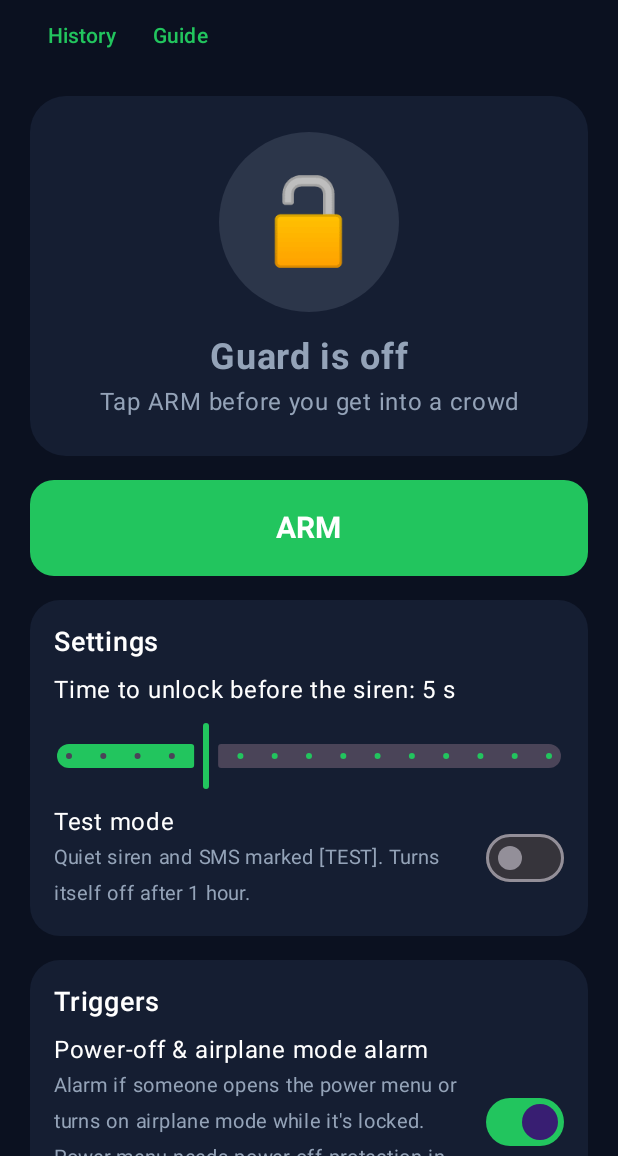
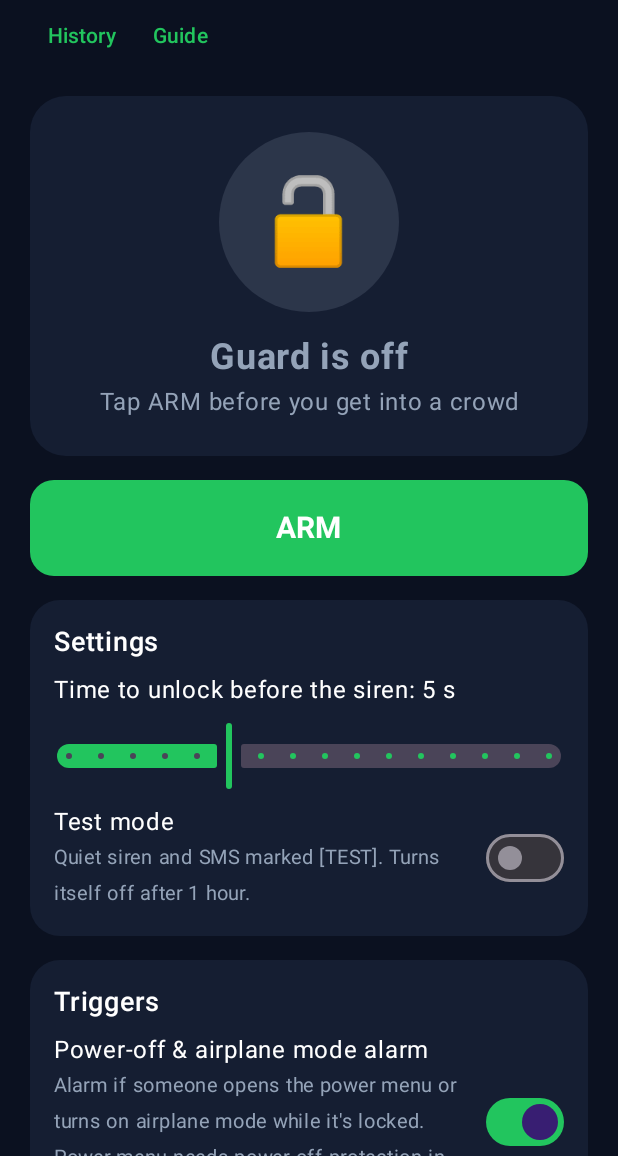
Before and after one commit to taiyebnirjhar/Pocket-guard, an Android app built with Jetpack Compose: the screen it shows after launch (MainActivity), after a tap on "Skip", on a phone screen of 412 x 824 dp, the part 80-1236 px from its top. Run offline under Robolectric (Android 15) with nearby library versions, the phone set to English and light mode, and no system bars.

Commit message:
Pocket Guard: allow no delay before the siren
The unlock time slider now goes down to 0. At 0 the warning is skipped
and any trigger sirens at once; the app notes that the owner's own
pull-out then sounds it too unless the phone is already unlocked.
Two unit tests (49 total).

Co-Authored-By: Claude Opus 5.5 <noreply@anthropic.com>
Claude-Session: https://claude.ai/code/session_01HFPEiX9pn7YGYvqjXzcg9B

```diff
--- a/app/src/main/java/com/taiyeb/pocketguard/GuardEngine.kt
+++ b/app/src/main/java/com/taiyeb/pocketguard/GuardEngine.kt
@@ -267,6 +267,11 @@ class GuardEngine(
 
     private fun warn(cause: Trigger) {
         if (phase != Phase.WAITING_FOR_POCKET && phase != Phase.IN_POCKET) return
+        // No delay chosen: skip the warning and scream at once.
+        if (host.config().graceMs <= 0) {
+            siren(cause)
+            return
+        }
         cancelAll()
         warningAt = host.now()
         go(Phase.WARNING, cause)
--- a/app/src/main/java/com/taiyeb/pocketguard/MainScreen.kt
+++ b/app/src/main/java/com/taiyeb/pocketguard/MainScreen.kt
@@ -162,16 +162,22 @@ private fun SettingsSection(testMode: Boolean, onTestMode: (Boolean) -> Unit) {
     val context = LocalContext.current
     var grace by remember { mutableIntStateOf(Prefs.graceSeconds(context)) }
     Section(stringResource(R.string.settings_title)) {
-        Text(stringResource(R.string.settings_grace, grace), color = Color.White)
+        Text(
+            if (grace == 0) stringResource(R.string.settings_grace_none) else stringResource(R.string.settings_grace, grace),
+            color = Color.White,
+        )
         Slider(
             value = grace.toFloat(),
             onValueChange = {
                 grace = it.roundToInt()
                 Prefs.setGraceSeconds(context, grace)
             },
-            valueRange = 1f..15f,
-            steps = 13,
+            valueRange = 0f..15f,
+            steps = 14,
         )
+        if (grace == 0) {
+            Text("⚠️ " + stringResource(R.string.settings_grace_none_warning), color = Amber, fontSize = 13.sp)
+        }
         ToggleRow(stringResource(R.string.settings_test), stringResource(R.string.settings_test_sub), testMode, onTestMode)
     }
 }
--- a/app/src/main/res/values/strings.xml
+++ b/app/src/main/res/values/strings.xml
@@ -150,4 +150,6 @@
     <string name="alarm_open_app">The phone wasn\'t PIN-locked, so unlocking won\'t stop this. Open Pocket Guard and tap DISARM.</string>
     <string name="setup_dnd">Siren can override Do Not Disturb</string>
     <string name="setup_smart_lock">Turn off Smart Lock / Extend Unlock: while it keeps the phone unlocked, unlocking can\'t prove it\'s you.</string>
+    <string name="settings_grace_none">Time to unlock before the siren: none, siren at once</string>
+    <string name="settings_grace_none_warning">With no delay, your own pull-out also sets off the siren unless the phone is already unlocked.</string>
 </resources>
```
Also changed, not shown: 3 other files.
